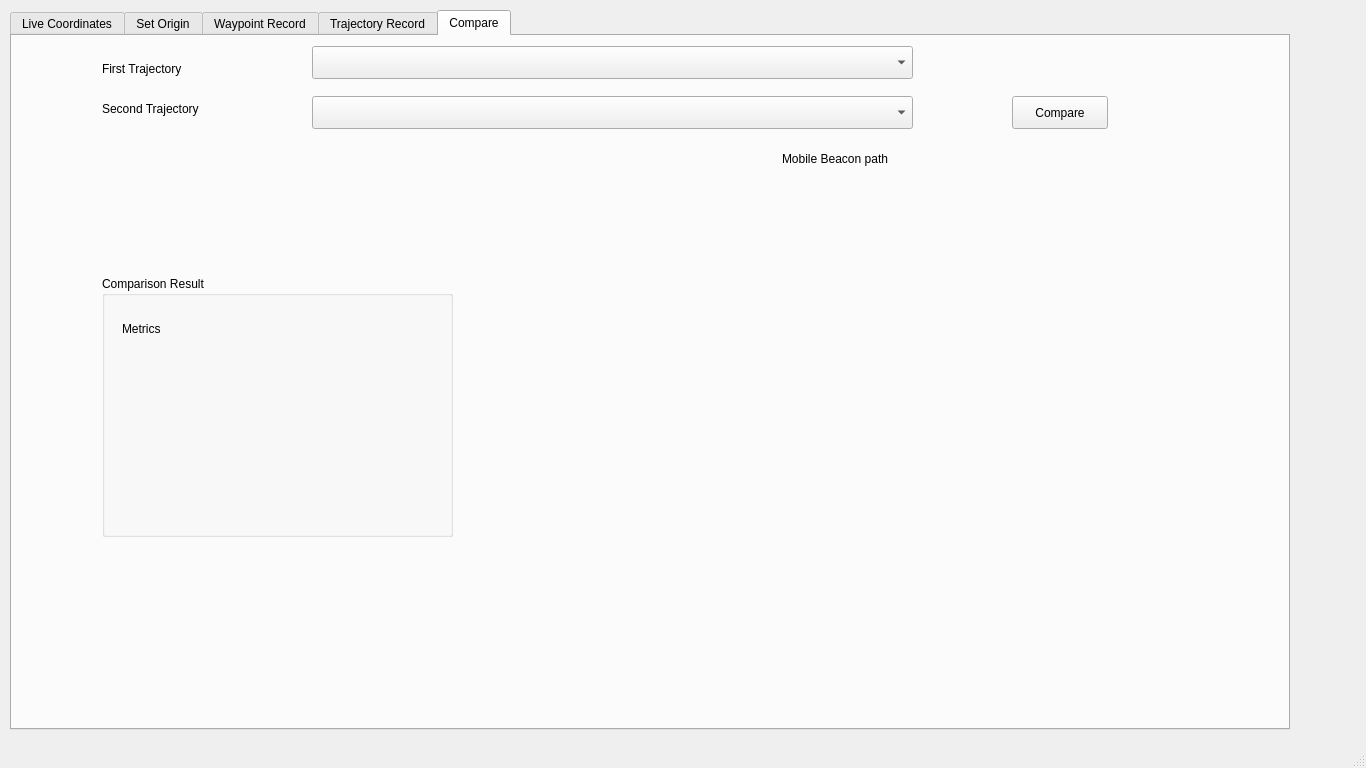
The window that src/GUI_Window.ui (Kabilan-T/GUI_for_Trajectory_Benchmarking_with_Indoor_GPS) describes before a commit, drawn with Qt 5.
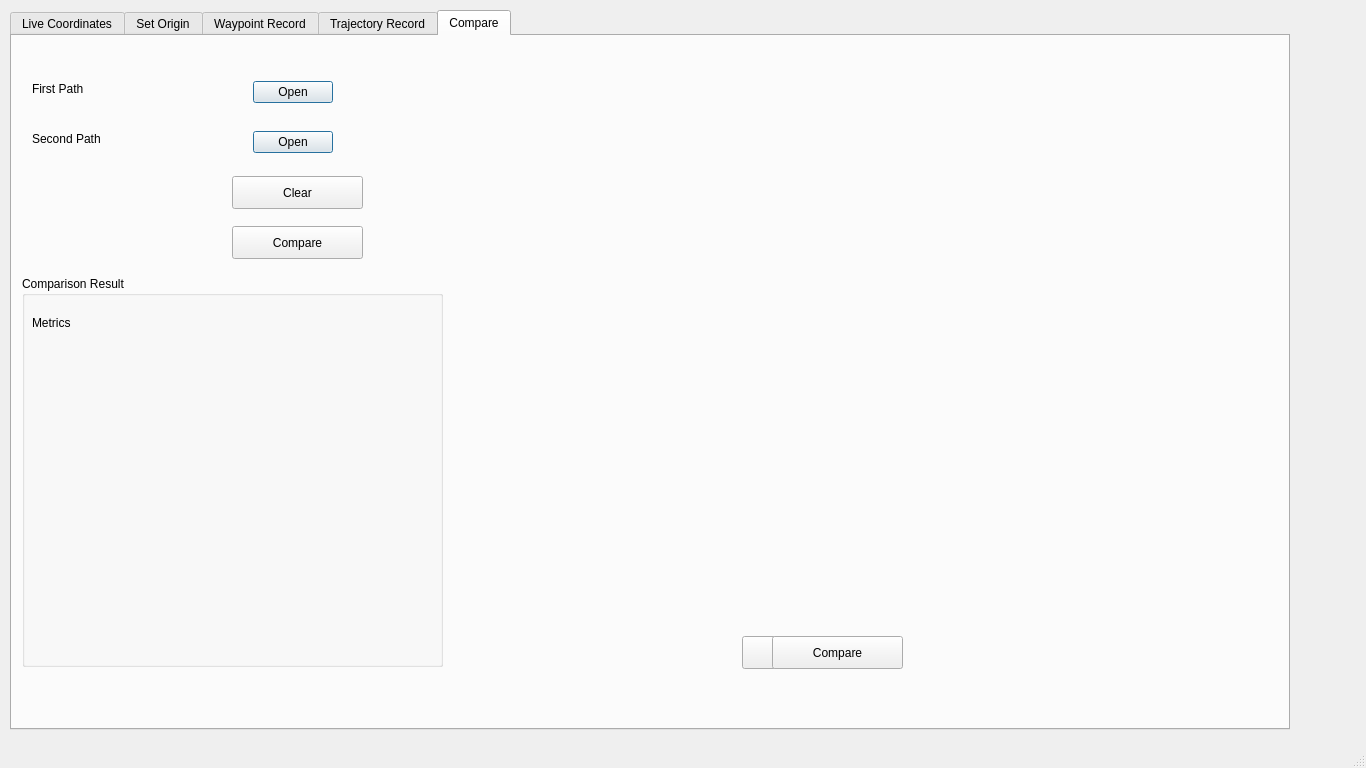
The same window after the commit. The open tabs and pages were chosen to show the change.

Commit message: Comparison plot added

```diff
--- a/src/GUI_Window.ui
+++ b/src/GUI_Window.ui
@@ -914,88 +914,38 @@
      <attribute name="title">
       <string>Compare</string>
      </attribute>
-     <widget class="QComboBox" name="compare_firsttrajectory_comboBox">
-      <property name="geometry">
-       <rect>
-        <x>300</x>
-        <y>10</y>
-        <width>601</width>
-        <height>33</height>
-       </rect>
-      </property>
-      <property name="editable">
-       <bool>false</bool>
-      </property>
-     </widget>
      <widget class="QLabel" name="compare_label_firsttrajectory">
       <property name="geometry">
        <rect>
-        <x>90</x>
-        <y>20</y>
+        <x>20</x>
+        <y>40</y>
         <width>161</width>
         <height>25</height>
        </rect>
       </property>
       <property name="text">
-       <string>First Trajectory</string>
-      </property>
-     </widget>
-     <widget class="QComboBox" name="compare_secondtrajectory_comboBox">
-      <property name="geometry">
-       <rect>
-        <x>300</x>
-        <y>60</y>
-        <width>601</width>
-        <height>33</height>
-       </rect>
-      </property>
-      <property name="editable">
-       <bool>false</bool>
+       <string>First Path</string>
       </property>
      </widget>
      <widget class="QLabel" name="compare_label_secondtrajectory">
       <property name="geometry">
        <rect>
-        <x>90</x>
-        <y>60</y>
+        <x>20</x>
+        <y>90</y>
         <width>161</width>
         <height>25</height>
        </rect>
       </property>
       <property name="text">
-       <string>Second Trajectory</string>
+       <string>Second Path</string>
       </property>
      </widget>
-     <widget class="QWidget" name="formLayoutWidget_4">
+     <widget class="QPushButton" name="comaparison_compare_button">
       <property name="geometry">
        <rect>
-        <x>480</x>
-        <y>150</y>
-        <width>741</width>
-        <height>471</height>
-       </rect>
-      </property>
-      <layout class="QFormLayout" name="compare_visualization_window"/>
-     </widget>
-     <widget class="QLabel" name="compare_label_visualization_window">
-      <property name="geometry">
-       <rect>
-        <x>770</x>
-        <y>110</y>
-        <width>161</width>
-        <height>25</height>
-       </rect>
-      </property>
-      <property name="text">
-       <string>Mobile Beacon path</string>
-      </property>
-     </widget>
-     <widget class="QPushButton" name="comapare_comparetrajectories_button">
-      <property name="geometry">
-       <rect>
-        <x>1000</x>
-        <y>60</y>
-        <width>96</width>
+        <x>220</x>
+        <y>190</y>
+        <width>131</width>
         <height>33</height>
        </rect>
       </property>
@@ -1006,10 +956,10 @@
      <widget class="QGroupBox" name="compare_comparisonresult_groupBox">
       <property name="geometry">
        <rect>
-        <x>90</x>
+        <x>10</x>
         <y>240</y>
-        <width>351</width>
-        <height>261</height>
+        <width>421</width>
+        <height>391</height>
        </rect>
       </property>
       <property name="title">
@@ -1018,17 +968,96 @@
       <widget class="QLabel" name="compare_metrics">
        <property name="geometry">
         <rect>
-         <x>20</x>
+         <x>10</x>
          <y>40</y>
-         <width>81</width>
-         <height>25</height>
+         <width>401</width>
+         <height>341</height>
         </rect>
        </property>
        <property name="text">
         <string>Metrics</string>
        </property>
+       <property name="alignment">
+        <set>Qt::AlignJustify|Qt::AlignTop</set>
+       </property>
       </widget>
      </widget>
+     <widget class="QWidget" name="formLayoutWidget_10">
+      <property name="geometry">
+       <rect>
+        <x>440</x>
+        <y>40</y>
+        <width>801</width>
+        <height>591</height>
+       </rect>
+      </property>
+      <layout class="QFormLayout" name="comparison_visualization_window"/>
+     </widget>
+     <widget class="QDialogButtonBox" name="comparison_first_path_open_button">
+      <property name="geometry">
+       <rect>
+        <x>240</x>
+        <y>40</y>
+        <width>81</width>
+        <height>33</height>
+       </rect>
+      </property>
+      <property name="standardButtons">
+       <set>QDialogButtonBox::Open</set>
+      </property>
+     </widget>
+     <widget class="QDialogButtonBox" name="comparison_second_path_open_button">
+      <property name="geometry">
+       <rect>
+        <x>240</x>
+        <y>90</y>
+        <width>81</width>
+        <height>33</height>
+       </rect>
+      </property>
+      <property name="standardButtons">
+       <set>QDialogButtonBox::Open</set>
+      </property>
+     </widget>
+     <widget class="QPushButton" name="comaparison_compare_button_2">
+      <property name="geometry">
+       <rect>
+        <x>730</x>
+        <y>600</y>
+        <width>131</width>
+        <height>33</height>
+       </rect>
+      </property>
+      <property name="text">
+       <string>Compare</string>
+      </property>
+     </widget>
+     <widget class="QPushButton" name="comaparison_compare_button_3">
+      <property name="geometry">
+       <rect>
+        <x>760</x>
+        <y>600</y>
+        <width>131</width>
+        <height>33</height>
+       </rect>
+      </property>
+      <property name="text">
+       <string>Compare</string>
+      </property>
+     </widget>
+     <widget class="QPushButton" name="comaparison_clear_button">
+      <property name="geometry">
+       <rect>
+        <x>220</x>
+        <y>140</y>
+        <width>131</width>
+        <height>33</height>
+       </rect>
+      </property>
+      <property name="text">
+       <string>Clear</string>
+      </property>
+     </widget>
     </widget>
    </widget>
   </widget>
```
Left out of the diff: 2 changed lines with no effect on the pictures. The commit also changes 24 other files.
